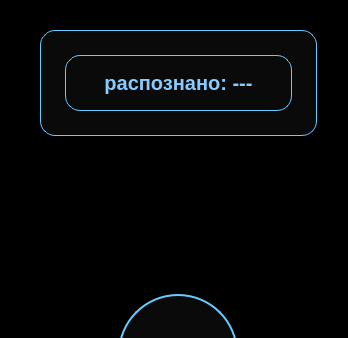
dffpt-nithro/voice-control, file form.ui: the form before one commit; both pictures show x 0 to 348 and y 0 to 338 of the 348 by 639 pixel window.
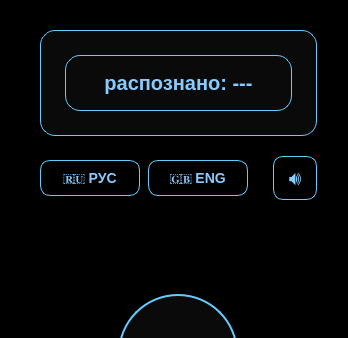
The form after the commit.

Commit message: Спринт 3: задание 4 - переключатель языка и mute в интерфейсе, перевод UI

```diff
--- a/form.ui
+++ b/form.ui
@@ -92,6 +92,135 @@
       </layout>
      </widget>
     </item>
+    <item>
+     <layout class="QHBoxLayout" name="settingsLayout">
+      <property name="spacing">
+       <number>8</number>
+      </property>
+      <item>
+       <widget class="QPushButton" name="langRuButton">
+        <property name="minimumSize">
+         <size>
+          <width>100</width>
+          <height>36</height>
+         </size>
+        </property>
+        <property name="styleSheet">
+         <string notr="true">
+          QPushButton {
+              background-color: transparent;
+              color: #88ccff;
+              border: 1px solid #66ccff;
+              border-radius: 10px;
+              font-size: 14px;
+              font-weight: bold;
+          }
+          QPushButton:hover {
+              background-color: #1a2a33;
+              border: 1px solid #88ddff;
+          }
+          QPushButton:checked {
+              background-color: #003344;
+              border: 1px solid #88ddff;
+          }
+         </string>
+        </property>
+        <property name="text">
+         <string>🇷🇺 РУС</string>
+        </property>
+        <property name="checkable">
+         <bool>true</bool>
+        </property>
+       </widget>
+      </item>
+      <item>
+       <widget class="QPushButton" name="langEnButton">
+        <property name="minimumSize">
+         <size>
+          <width>100</width>
+          <height>36</height>
+         </size>
+        </property>
+        <property name="styleSheet">
+         <string notr="true">
+          QPushButton {
+              background-color: transparent;
+              color: #88ccff;
+              border: 1px solid #66ccff;
+              border-radius: 10px;
+              font-size: 14px;
+              font-weight: bold;
+          }
+          QPushButton:hover {
+              background-color: #1a2a33;
+              border: 1px solid #88ddff;
+          }
+          QPushButton:checked {
+              background-color: #003344;
+              border: 1px solid #88ddff;
+          }
+         </string>
+        </property>
+        <property name="text">
+         <string>🇬🇧 ENG</string>
+        </property>
+        <property name="checkable">
+         <bool>true</bool>
+        </property>
+       </widget>
+      </item>
+      <item>
+       <spacer name="hSpacerSettings">
+        <property name="orientation">
+         <enum>Qt::Horizontal</enum>
+        </property>
+        <property name="sizeHint" stdset="0">
+         <size>
+          <width>40</width>
+          <height>20</height>
+         </size>
+        </property>
+       </spacer>
+      </item>
+      <item>
+       <widget class="QPushButton" name="muteButton">
+        <property name="minimumSize">
+         <size>
+          <width>44</width>
+          <height>44</height>
+         </size>
+        </property>
+        <property name="maximumSize">
+         <size>
+          <width>44</width>
+          <height>44</height>
+         </size>
+        </property>
+        <property name="styleSheet">
+         <string notr="true">
+          QPushButton {
+              background-color: transparent;
+              color: #88ccff;
+              border: 1px solid #66ccff;
+              border-radius: 10px;
+              font-size: 20px;
+          }
+          QPushButton:hover {
+              background-color: #1a2a33;
+              border: 1px solid #88ddff;
+          }
+         </string>
+        </property>
+        <property name="text">
+         <string>🔊</string>
+        </property>
+        <property name="checkable">
+         <bool>true</bool>
+        </property>
+       </widget>
+      </item>
+     </layout>
+    </item>
     <item>
      <spacer name="middleSpacer_3">
       <property name="orientation">
```
Left out of the diff: 3 changed lines with no effect on the pictures. The commit also changes 3 other files.
